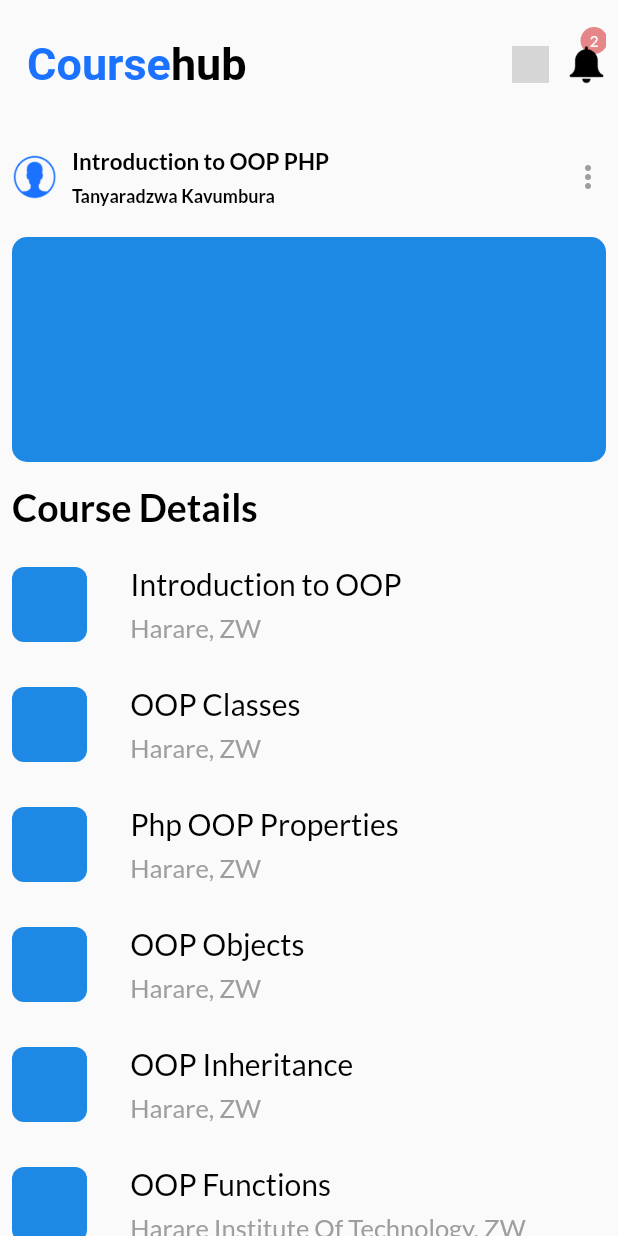
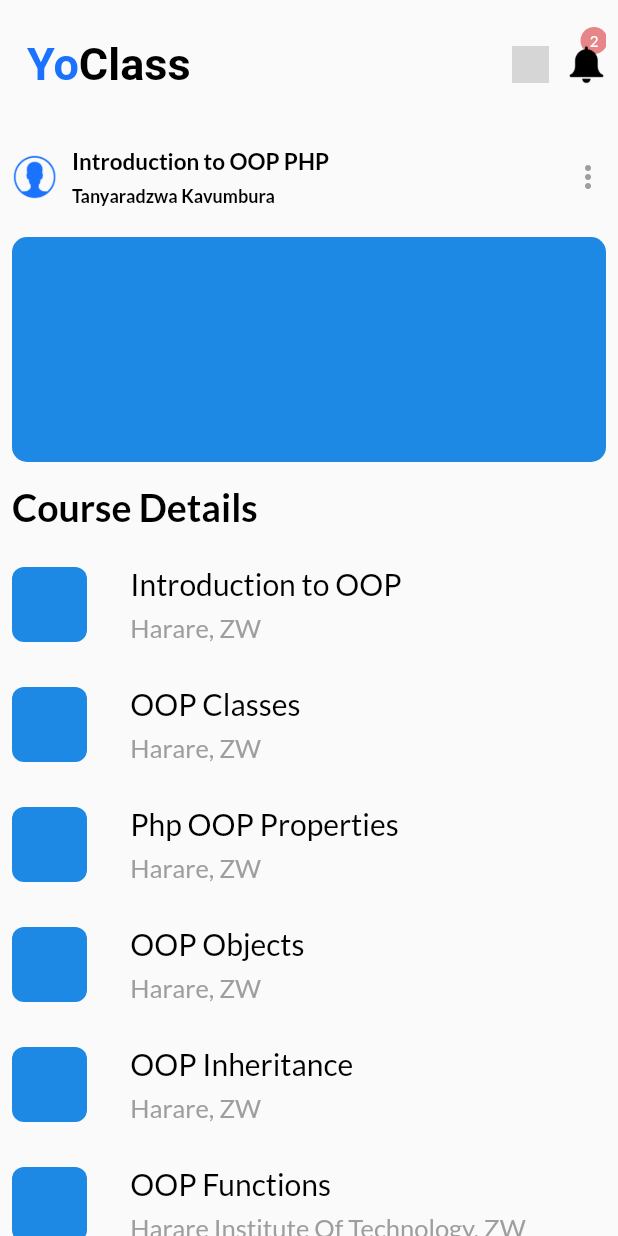
Before and after one commit to GROUP-CONNECT/Group_Connect, a Flutter app: the SingleCoursePage screen opened directly, on a phone screen of 412 x 824 dp. Run offline on Flutter 3.47's test engine with Material 2 defaults, Android fonts, the light colour scheme and no system bars; our stand-ins replace carousel_slider, cloud_firestore, device_preview, firebase_auth, firebase_core, modal_progress_hud; accounts and stored records are empty; grey boxes are pictures that could not be loaded.

Commit message:
changing from Course hub to Yo class

```diff
--- a/yo_class/lib/main.dart
+++ b/yo_class/lib/main.dart
@@ -47,7 +47,7 @@
   Widget build(BuildContext context) {
     return MaterialApp(
       debugShowCheckedModeBanner: false,
-      title: 'CourseHub',
+      title: 'Yo Class',
       theme: mainTheme,
       home: OnboardingScreen(),
     );
--- a/yo_class/lib/ui/onboarding_screens.dart
+++ b/yo_class/lib/ui/onboarding_screens.dart
@@ -33,7 +33,7 @@
                 mainAxisAlignment: MainAxisAlignment.center,
                 children: [
                   Text(
-                    'Course',
+                    'Yo',
                     style: TextStyle(
                         color: Color(0xff1A72FF),
                         fontFamily: 'Lato',
@@ -41,7 +41,7 @@
                         fontSize: 25),
                   ),
                   Text(
-                    'hub',
+                    'Class',
                     style: TextStyle(
                         color: Colors.black,
                         fontFamily: 'Lato',
@@ -140,7 +140,7 @@
               child: Text(
                 'CREATE NEW ACCOUNT',
                 style: TextStyle(
-                    color: Colors.white,
+                    color: Colors.lightBlue,
                     fontFamily: 'Lato',
                     fontWeight: FontWeight.bold),
               ),
--- a/yo_class/lib/widgets/coursehub.appbar.dart
+++ b/yo_class/lib/widgets/coursehub.appbar.dart
@@ -52,8 +52,8 @@
                       fontWeight: FontWeight.bold,
                     ),
                     children: <TextSpan>[
-                      TextSpan(text: 'Course', style: courseStyle),
-                      TextSpan(text: 'hub', style: hubStyle),
+                      TextSpan(text: 'Yo', style: courseStyle),
+                      TextSpan(text: 'Class', style: hubStyle),
                     ],
                   ),
                 ),
```
